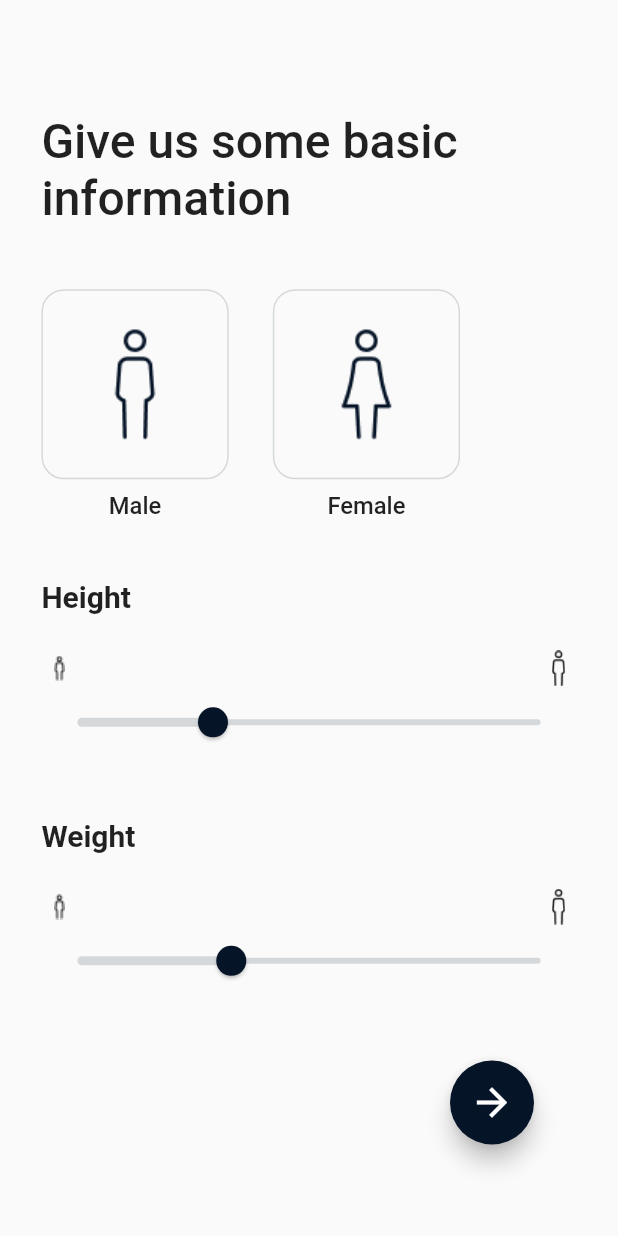
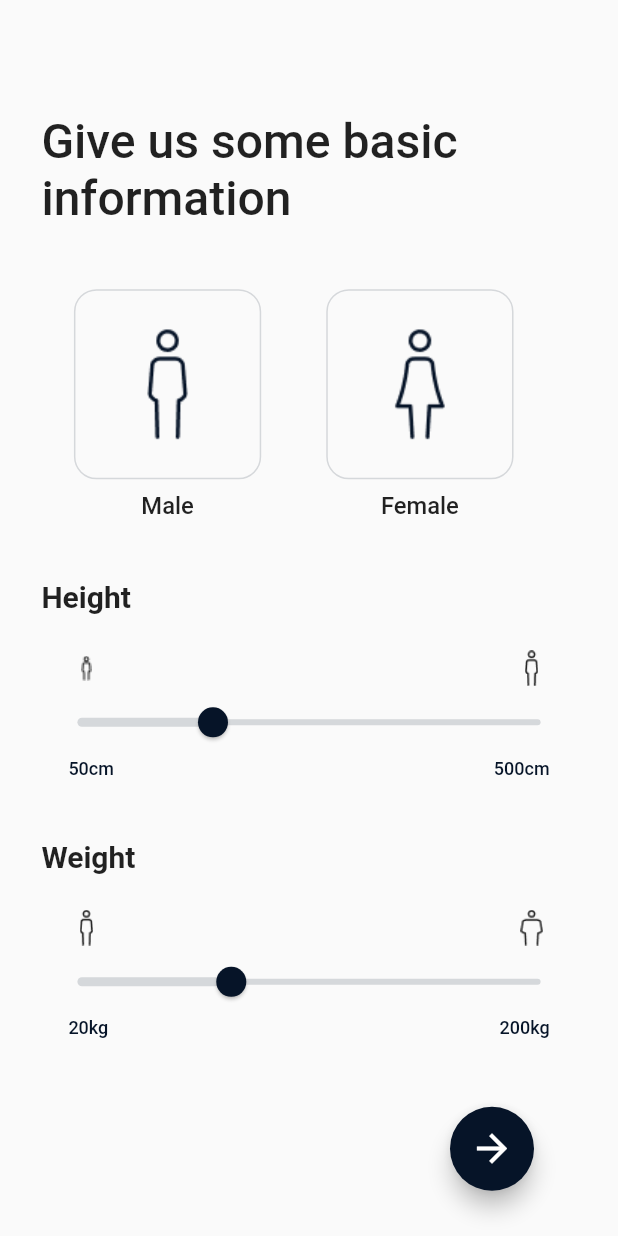
Before and after one commit to Cindy-dev/health_tracker_app, a Flutter app: the BasicInformationScreen screen opened directly, on a phone screen of 412 x 824 dp. Run offline on Flutter 3.47's test engine with Material 2 defaults, Android fonts, the phone set to English and light mode, and no system bars.

Commit message:
bug fixes

```diff
--- a/lib/presentation/screen/basic_info_screen.dart
+++ b/lib/presentation/screen/basic_info_screen.dart
@@ -11,13 +11,18 @@ class BasicInformationScreen extends StatefulWidget {
 
 class _BasicInformationScreenState extends State<BasicInformationScreen> {
   double _currentHeightSliderValue = 180;
-
   double _currentWidthSliderValue = 80;
+  int? selectedItem;
+  onSelect(int index) {
+    setState(() {
+      selectedItem = index;
+    });
+  }
   @override
   Widget build(BuildContext context) {
     final deviceH = MediaQuery.of(context).size.height;
     final deviceW = MediaQuery.of(context).size.width;
-
+int i;
     return Scaffold(
       body: Padding(
         padding: EdgeInsets.fromLTRB(
@@ -30,10 +35,18 @@ class _BasicInformationScreenState extends State<BasicInformationScreen> {
                   fontSize: 32,
                   fontWeight: FontWeight.w500,
                 )),
-            Padding(
-              padding: EdgeInsets.only(top: deviceH / 19.85),
+            GestureDetector(
+              onTap: (){
+                //onSelect();
+              },
+              child: Padding(
+                padding: EdgeInsets.only(
+                    top: deviceH / 19.85,
+                    right: deviceW / 19,
+                    left: deviceW / 19),
                 child: Row(
                   crossAxisAlignment: CrossAxisAlignment.start,
+                  //mainAxisAlignment: MainAxisAlignment.spaceBetween,
                   mainAxisSize: MainAxisSize.max,
                   children: [
                     Column(
@@ -59,7 +72,7 @@ class _BasicInformationScreenState extends State<BasicInformationScreen> {
                       ],
                     ),
                     SizedBox(
-                    width: deviceH / 28,
+                      width: deviceH / 19,
                     ),
                     Column(
                       children: [
@@ -86,6 +99,7 @@ class _BasicInformationScreenState extends State<BasicInformationScreen> {
                   ],
                 ),
               ),
+            ),
             const SizedBox(
               height: 40,
             ),
@@ -97,12 +111,15 @@ class _BasicInformationScreenState extends State<BasicInformationScreen> {
             const SizedBox(
               height: 24,
             ),
-            Row(
+            Padding(
+              padding: EdgeInsets.symmetric(horizontal: deviceW / 22.9),
+              child: Row(
                 mainAxisAlignment: MainAxisAlignment.spaceBetween,
                 children: const [
                   ImageIcon(AssetImage('asset/image/Group.png')),
                   ImageIcon(AssetImage('asset/image/Group (1).png'))
                 ],
+              ),
             ),
             Slider(
                 divisions: 100,
@@ -118,6 +135,28 @@ class _BasicInformationScreenState extends State<BasicInformationScreen> {
                         _currentHeightSliderValue = value;
                       })
                     }),
+            Padding(
+              padding: EdgeInsets.symmetric(horizontal: deviceW / 22.9),
+              child: Row(
+                mainAxisAlignment: MainAxisAlignment.spaceBetween,
+                children: const [
+                  Text(
+                    '50cm',
+                    style: TextStyle(
+                        color: Color(0xff061428),
+                        fontSize: 12,
+                        fontWeight: FontWeight.w500),
+                  ),
+                  Text(
+                    '500cm',
+                    style: TextStyle(
+                        color: Color(0xff061428),
+                        fontSize: 12,
+                        fontWeight: FontWeight.w500),
+                  ),
+                ],
+              ),
+            ),
             const SizedBox(
               height: 40,
             ),
@@ -129,12 +168,15 @@ class _BasicInformationScreenState extends State<BasicInformationScreen> {
             const SizedBox(
               height: 24,
             ),
-            Row(
+            Padding(
+              padding: EdgeInsets.symmetric(horizontal: deviceW / 22.9),
+              child: Row(
                 mainAxisAlignment: MainAxisAlignment.spaceBetween,
                 children: const [
-                ImageIcon(AssetImage('asset/image/Group.png')),
-                ImageIcon(AssetImage('asset/image/Group (1).png'))
+                  ImageIcon(AssetImage('asset/image/Group (1).png')),
+                  ImageIcon(AssetImage('asset/image/Group (2).png'))
                 ],
+              ),
             ),
             Slider(
                 divisions: 100,
@@ -150,11 +192,33 @@ class _BasicInformationScreenState extends State<BasicInformationScreen> {
                         _currentHeightSliderValue = value;
                       })
                     }),
+            Padding(
+              padding: EdgeInsets.symmetric(horizontal: deviceW / 22.9),
+              child: Row(
+                mainAxisAlignment: MainAxisAlignment.spaceBetween,
+                children: const [
+                  Text(
+                    '20kg',
+                    style: TextStyle(
+                        color: Color(0xff061428),
+                        fontSize: 12,
+                        fontWeight: FontWeight.w500),
+                  ),
+                  Text(
+                    '200kg',
+                    style: TextStyle(
+                        color: Color(0xff061428),
+                        fontSize: 12,
+                        fontWeight: FontWeight.w500),
+                  ),
+                ],
+              ),
+            ),
           ],
         ),
       ),
       floatingActionButton: Padding(
-        padding: const EdgeInsets.only(right: 40, bottom: 45),
+        padding: EdgeInsets.only(right: 40, bottom: deviceW / 29),
         child: FloatingActionButton(
           backgroundColor: const Color(0xff061428),
           onPressed: () {
```
Lines whose indentation alone changed are shown as unchanged.
